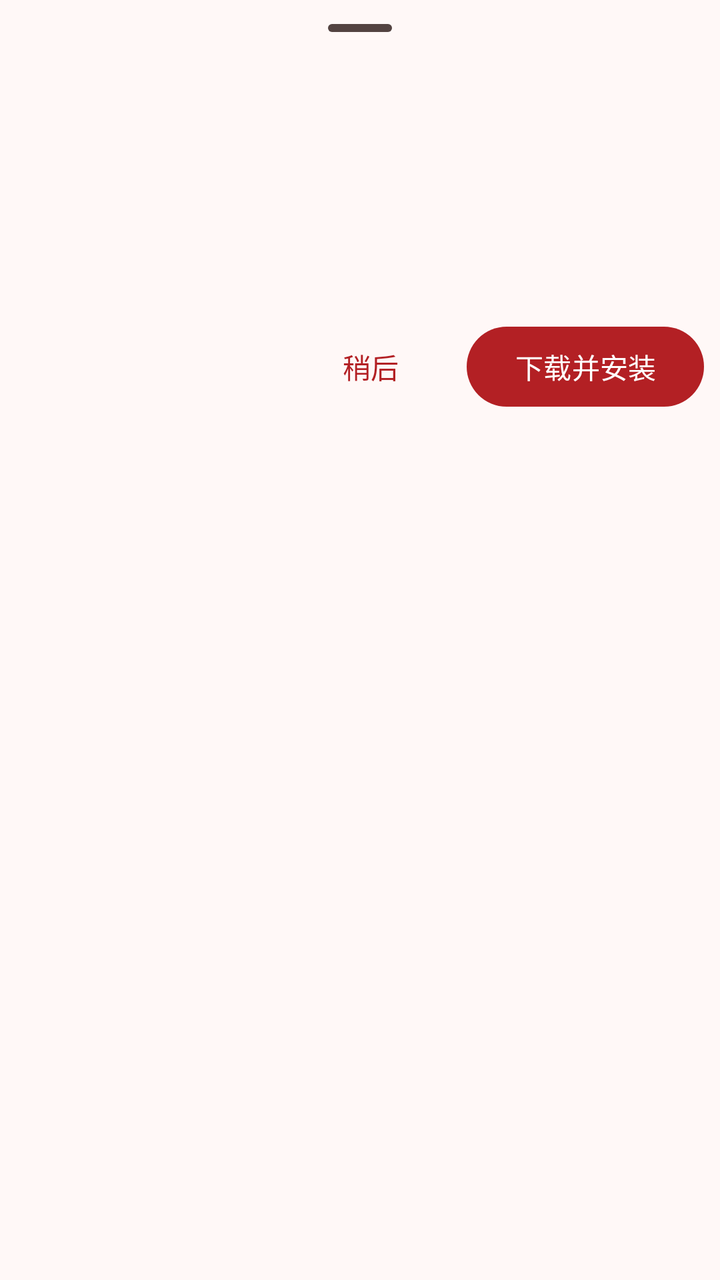
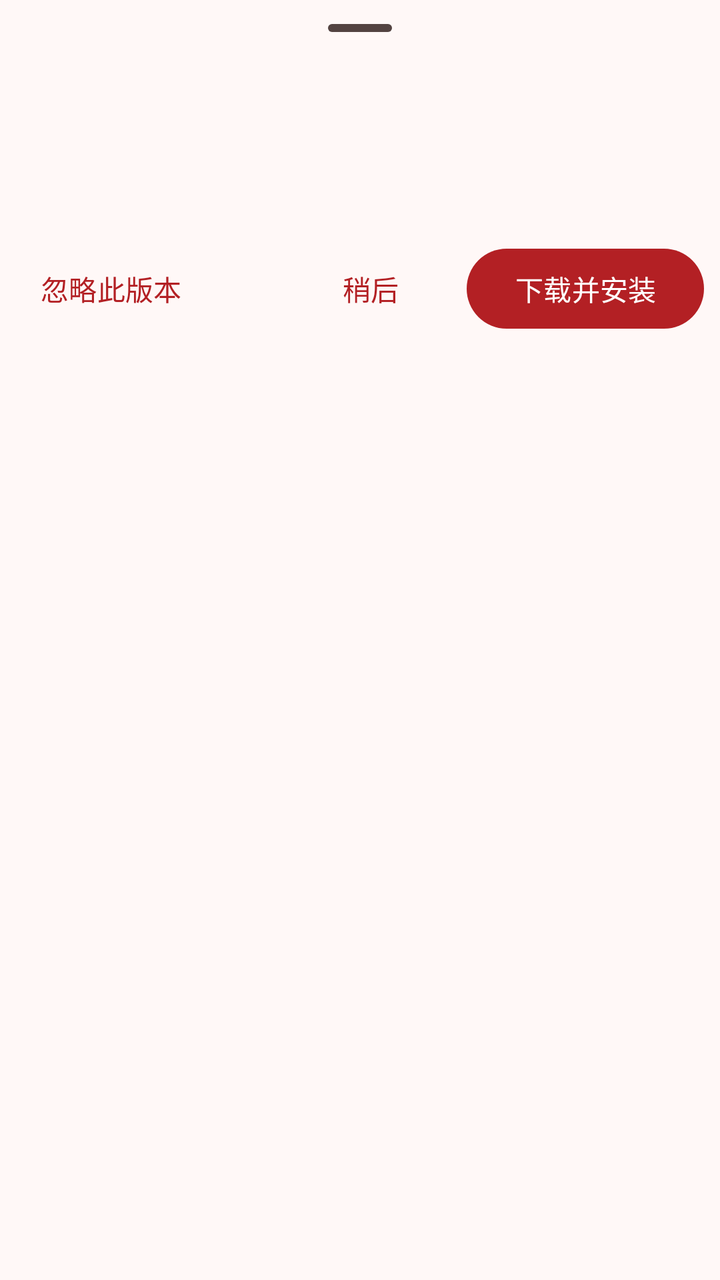

Compare the two renders of this Android layout. The source of the first and the diff that turns it into the second are given below.
<!-- AndroidManifest.xml: application theme Theme.ClassicWiki -->
<!-- res/layout/sheet_update.xml -->
<?xml version="1.0" encoding="utf-8"?>
<LinearLayout xmlns:android="http://schemas.android.com/apk/res/android"
    xmlns:app="http://schemas.android.com/apk/res-auto"
    android:layout_width="match_parent"
    android:layout_height="wrap_content"
    android:orientation="vertical"
    android:paddingBottom="@dimen/spacing_lg">

    <com.google.android.material.bottomsheet.BottomSheetDragHandleView
        android:layout_width="match_parent"
        android:layout_height="wrap_content"
        android:layout_marginBottom="@dimen/spacing_xs" />

    <TextView
        android:id="@+id/tv_update_sheet_title"
        android:layout_width="match_parent"
        android:layout_height="wrap_content"
        android:paddingStart="@dimen/settings_row_inset"
        android:paddingTop="@dimen/spacing_sm"
        android:paddingEnd="@dimen/settings_row_inset"
        android:paddingBottom="@dimen/spacing_xs"
        android:textAppearance="?attr/textAppearanceTitleLarge" />

    <TextView
        android:id="@+id/tv_update_sheet_meta"
        android:layout_width="match_parent"
        android:layout_height="wrap_content"
        android:paddingStart="@dimen/settings_row_inset"
        android:paddingEnd="@dimen/settings_row_inset"
        android:textAppearance="?attr/textAppearanceBodyMedium"
        android:textColor="?attr/colorOnSurfaceVariant" />

    <TextView
        android:id="@+id/tv_update_sheet_notes"
        android:layout_width="match_parent"
        android:layout_height="wrap_content"
        android:layout_marginTop="@dimen/spacing_md"
        android:ellipsize="end"
        android:lineSpacingExtra="2dp"
        android:maxLines="8"
        android:paddingStart="@dimen/settings_row_inset"
        android:paddingEnd="@dimen/settings_row_inset"
        android:textAppearance="?attr/textAppearanceBodyMedium"
        android:textColor="?attr/colorOnSurfaceVariant" />

    <com.google.android.material.progressindicator.LinearProgressIndicator
        android:id="@+id/pb_update_sheet"
        android:layout_width="match_parent"
        android:layout_height="wrap_content"
        android:layout_marginStart="@dimen/settings_row_inset"
        android:layout_marginTop="@dimen/spacing_md"
        android:layout_marginEnd="@dimen/settings_row_inset"
        android:indeterminate="false"
        android:max="100"
        android:visibility="gone"
        app:trackCornerRadius="2dp"
        app:trackThickness="3dp" />

    <TextView
        android:id="@+id/tv_update_sheet_percent"
        android:layout_width="match_parent"
        android:layout_height="wrap_content"
        android:layout_marginTop="@dimen/spacing_xs"
        android:paddingStart="@dimen/settings_row_inset"
        android:paddingEnd="@dimen/settings_row_inset"
        android:textAppearance="?attr/textAppearanceBodySmall"
        android:textColor="?attr/colorOnSurfaceVariant"
        android:visibility="gone" />

    <LinearLayout
        android:layout_width="match_parent"
        android:layout_height="wrap_content"
        android:layout_marginTop="@dimen/spacing_lg"
        android:gravity="end"
        android:orientation="horizontal"
        android:paddingStart="@dimen/settings_row_inset"
        android:paddingEnd="@dimen/spacing_sm">

        <com.google.android.material.button.MaterialButton
            android:id="@+id/btn_update_later"
            style="@style/Widget.Material3.Button.TextButton"
            android:layout_width="wrap_content"
            android:layout_height="wrap_content"
            android:text="@string/update_later" />

        <com.google.android.material.button.MaterialButton
            android:id="@+id/btn_update_action"
            android:layout_width="wrap_content"
            android:layout_height="wrap_content"
            android:layout_marginStart="@dimen/spacing_xs"
            android:text="@string/update_action_download" />

    </LinearLayout>

</LinearLayout>
<!-- resources referenced by this layout -->
<resources>
  <dimen name="settings_row_inset">20dp</dimen>
  <dimen name="spacing_lg">16dp</dimen>
  <dimen name="spacing_md">12dp</dimen>
  <dimen name="spacing_sm">8dp</dimen>
  <dimen name="spacing_xs">4dp</dimen>
  <string name="update_action_download">下载并安装</string>
  <string name="update_later">稍后</string>
  <color name="md_primary">#B32024</color>
  <color name="md_on_primary">#FFFFFF</color>
  <color name="md_primary_container">#FFDAD7</color>
  <color name="md_on_primary_container">#410004</color>
  <color name="md_secondary">#775652</color>
  <color name="md_on_secondary">#FFFFFF</color>
  <color name="md_secondary_container">#FFDAD6</color>
  <color name="md_on_secondary_container">#2C1512</color>
  <color name="md_tertiary">#715B2E</color>
  <color name="md_on_tertiary">#FFFFFF</color>
  <color name="md_tertiary_container">#FCDFA6</color>
  <color name="md_on_tertiary_container">#261900</color>
  <color name="md_error">#BA1A1A</color>
  <color name="md_on_error">#FFFFFF</color>
  <color name="md_error_container">#FFDAD6</color>
  <color name="md_on_error_container">#410002</color>
  <color name="md_background">#FFF8F7</color>
  <color name="md_on_background">#231919</color>
  <color name="md_surface">#FFF8F7</color>
  <color name="md_on_surface">#231919</color>
  <color name="md_surface_variant">#F5DDDA</color>
  <color name="md_on_surface_variant">#534341</color>
  <color name="md_surface_container_low">#FFF0EF</color>
  <color name="md_surface_container">#FCEAE8</color>
  <color name="md_surface_container_high">#F6E4E2</color>
  <color name="md_surface_container_highest">#F0DEDC</color>
  <color name="md_outline">#857371</color>
  <color name="md_outline_variant">#D8C2BF</color>
  <color name="md_inverse_on_surface">#FFEDEB</color>
  <color name="md_inverse_surface">#392E2D</color>
  <color name="md_inverse_primary">#FFB3AE</color>
  <style name="Animation.ClassicWiki.Activity" parent="@android:style/Animation.Activity">
          <item name="android:activityOpenEnterAnimation">@anim/md3_activity_open_enter</item>
          <item name="android:activityOpenExitAnimation">@anim/md3_activity_open_exit</item>
          <item name="android:activityCloseEnterAnimation">@anim/md3_activity_close_enter</item>
          <item name="android:activityCloseExitAnimation">@anim/md3_activity_close_exit</item>
      </style>
  <style name="Widget.ClassicWiki.Switch" parent="Widget.Material3.CompoundButton.MaterialSwitch">
          <item name="thumbIcon">@drawable/ic_check</item>
          
          <item name="thumbIconTint">?attr/colorPrimary</item>
      </style>
  <style name="ThemeOverlay.ClassicWiki.MaterialAlertDialog" parent="ThemeOverlay.Material3.MaterialAlertDialog">
          <item name="shapeAppearanceOverlay">@style/ShapeAppearance.ClassicWiki.Dialog</item>
      </style>
  <!-- drawable ic_check (drawable) -->
  <?xml version="1.0" encoding="utf-8"?>
  <vector xmlns:android="http://schemas.android.com/apk/res/android"
      android:width="24dp"
      android:height="24dp"
      android:viewportWidth="24"
      android:viewportHeight="24">
      <path
          android:fillColor="#FFFFFFFF"
          android:pathData="M9.5501 18L3.8501 12.3L5.2751 10.875L9.5501 15.15L18.7251 5.97498L20.1501 7.39998L9.5501 18Z" />
  </vector>
  <style name="ShapeAppearance.ClassicWiki.Dialog" parent="">
          <item name="cornerFamily">rounded</item>
          <item name="cornerSize">28dp</item>
      </style>
  <!-- unchanged entries left out for length: 1 -->
</resources>

<!-- the commit's change to res/layout/sheet_update.xml (unified diff, before → after) -->
@@ -30,25 +30,49 @@
         android:textAppearance="?attr/textAppearanceBodyMedium"
         android:textColor="?attr/colorOnSurfaceVariant" />
 
-    <TextView
-        android:id="@+id/tv_update_sheet_notes"
+    <LinearLayout
         android:layout_width="match_parent"
         android:layout_height="wrap_content"
-        android:layout_marginTop="@dimen/spacing_md"
-        android:ellipsize="end"
-        android:lineSpacingExtra="2dp"
-        android:maxLines="8"
-        android:paddingStart="@dimen/settings_row_inset"
-        android:paddingEnd="@dimen/settings_row_inset"
-        android:textAppearance="?attr/textAppearanceBodyMedium"
-        android:textColor="?attr/colorOnSurfaceVariant" />
+        android:layout_marginTop="@dimen/spacing_sm"
+        android:gravity="center_vertical"
+        android:orientation="horizontal"
+        android:paddingStart="@dimen/spacing_sm"
+        android:paddingEnd="@dimen/spacing_sm">
+
+        <com.google.android.material.button.MaterialButton
+            android:id="@+id/btn_update_ignore"
+            style="@style/Widget.Material3.Button.TextButton"
+            android:layout_width="wrap_content"
+            android:layout_height="wrap_content"
+            android:text="@string/update_action_ignore" />
+
+        <Space
+            android:layout_width="0dp"
+            android:layout_height="1dp"
+            android:layout_weight="1" />
+
+        <com.google.android.material.button.MaterialButton
+            android:id="@+id/btn_update_later"
+            style="@style/Widget.Material3.Button.TextButton"
+            android:layout_width="wrap_content"
+            android:layout_height="wrap_content"
+            android:text="@string/update_later" />
+
+        <com.google.android.material.button.MaterialButton
+            android:id="@+id/btn_update_action"
+            android:layout_width="wrap_content"
+            android:layout_height="wrap_content"
+            android:layout_marginStart="@dimen/spacing_xs"
+            android:text="@string/update_action_download" />
+
+    </LinearLayout>
 
     <com.google.android.material.progressindicator.LinearProgressIndicator
         android:id="@+id/pb_update_sheet"
         android:layout_width="match_parent"
         android:layout_height="wrap_content"
         android:layout_marginStart="@dimen/settings_row_inset"
-        android:layout_marginTop="@dimen/spacing_md"
+        android:layout_marginTop="@dimen/spacing_xs"
         android:layout_marginEnd="@dimen/settings_row_inset"
         android:indeterminate="false"
         android:max="100"
@@ -67,29 +91,24 @@
         android:textColor="?attr/colorOnSurfaceVariant"
         android:visibility="gone" />
 
-    <LinearLayout
+    <androidx.core.widget.NestedScrollView
+        android:id="@+id/sv_update_notes"
         android:layout_width="match_parent"
         android:layout_height="wrap_content"
-        android:layout_marginTop="@dimen/spacing_lg"
-        android:gravity="end"
-        android:orientation="horizontal"
-        android:paddingStart="@dimen/settings_row_inset"
-        android:paddingEnd="@dimen/spacing_sm">
+        android:layout_marginTop="@dimen/spacing_md"
+        android:clipToPadding="false"
+        android:scrollbars="none">
 
-        <com.google.android.material.button.MaterialButton
-            android:id="@+id/btn_update_later"
-            style="@style/Widget.Material3.Button.TextButton"
-            android:layout_width="wrap_content"
+        <TextView
+            android:id="@+id/tv_update_sheet_notes"
+            android:layout_width="match_parent"
             android:layout_height="wrap_content"
-            android:text="@string/update_later" />
+            android:lineSpacingExtra="2dp"
+            android:paddingStart="@dimen/settings_row_inset"
+            android:paddingEnd="@dimen/settings_row_inset"
+            android:textAppearance="?attr/textAppearanceBodyMedium"
+            android:textColor="?attr/colorOnSurfaceVariant" />
 
-        <com.google.android.material.button.MaterialButton
-            android:id="@+id/btn_update_action"
-            android:layout_width="wrap_content"
-            android:layout_height="wrap_content"
-            android:layout_marginStart="@dimen/spacing_xs"
-            android:text="@string/update_action_download" />
-
-    </LinearLayout>
+    </androidx.core.widget.NestedScrollView>
 
 </LinearLayout>
<!-- resource entries referenced after the edit -->
@@ -6,6 +6,7 @@
   <dimen name="spacing_sm">8dp</dimen>
   <dimen name="spacing_xs">4dp</dimen>
   <string name="update_action_download">下载并安装</string>
+  <string name="update_action_ignore">忽略此版本</string>
   <string name="update_later">稍后</string>
   <color name="md_primary">#B32024</color>
   <color name="md_on_primary">#FFFFFF</color>
